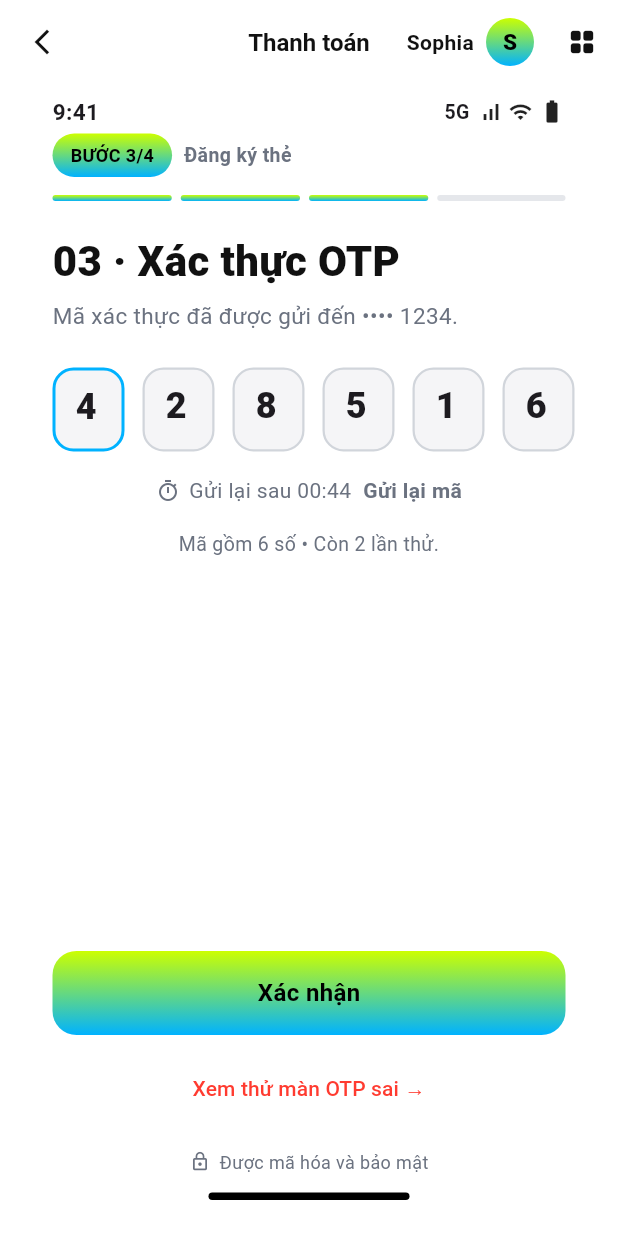
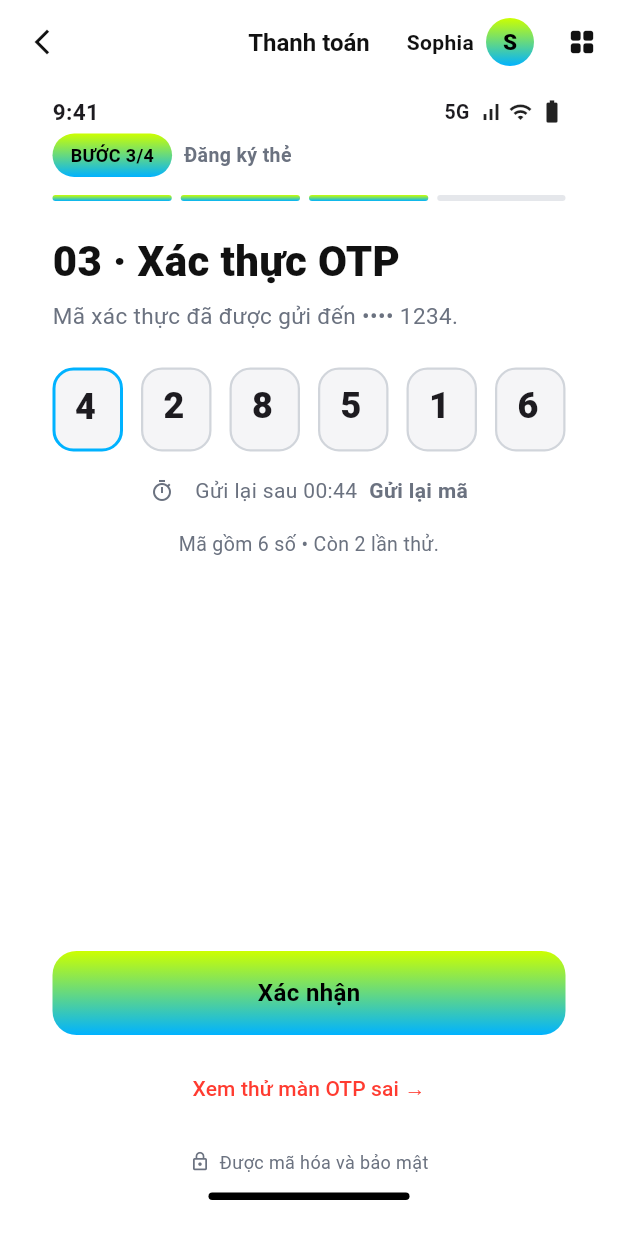
Before and after one commit to Dev-NamNguyen/google_samsung_pay, a Flutter app: the OtpScreen screen opened by its route, on a phone screen of 412 x 824 dp. Run offline on Flutter 3.47's test engine with Material 3 defaults, Android fonts, the phone set to English and light mode, and no system bars; our stand-ins replace flutter_dotenv, shared_preferences; accounts and stored records are empty.

Commit message:
fix: OTP boxes overflow on screens 03 and 09

```diff
--- a/lib/core/widgets/organisms/card_widgets.dart
+++ b/lib/core/widgets/organisms/card_widgets.dart
@@ -384,9 +384,11 @@ class OtpBoxes extends StatelessWidget {
 
   @override
   Widget build(BuildContext context) {
-    return Row(
-      mainAxisAlignment: MainAxisAlignment.center,
-      children: List.generate(6, (i) {
+    // 6 ô cố định 48px + 5 khoảng 12px = 348px, rộng hơn 342px nội dung
+    // của màn 390 (padding 2 bên 24) nên Row bị overflow 6px — và càng
+    // hẹp càng tràn (màn 360 tràn 36px). Cho mỗi ô co giãn bằng Expanded
+    // theo chiều rộng thật: ở 390 ô rộng 47px, vẫn đúng tỉ lệ Figma.
+    final boxes = List<Widget>.generate(6, (i) {
       final isActive = !error && i == activeIndex;
       final border = error
           ? Border.all(color: AppColors.errorRed, width: 2)
@@ -431,18 +433,26 @@ class OtpBoxes extends StatelessWidget {
           },
         );
       }
-        return Container(
-          width: 48,
+      return Expanded(
+        child: Container(
           height: 56,
-          margin: EdgeInsets.only(right: i == 5 ? 0 : 12),
           decoration: BoxDecoration(
             color: error ? AppColors.errorRedPale : AppColors.backgroundAlt,
             borderRadius: BorderRadius.circular(14),
             border: border,
           ),
           child: box,
+        ),
       );
-      }),
+    });
+    return Row(
+      mainAxisAlignment: MainAxisAlignment.center,
+      children: [
+        for (var i = 0; i < boxes.length; i++) ...[
+          if (i > 0) const SizedBox(width: 12),
+          boxes[i],
+        ],
+      ],
     );
   }
 }
--- a/lib/features/auth/presentation/screens/otp.screen.dart
+++ b/lib/features/auth/presentation/screens/otp.screen.dart
@@ -63,19 +63,28 @@ class _OtpScreenState extends State<OtpScreen> {
                 vm.controllers.indexWhere((c) => c.text.isEmpty).clamp(0, 5),
           ),
           const SizedBox(height: AppSpacing.section),
-          Row(
-            mainAxisAlignment: MainAxisAlignment.center,
+          // Hàng đếm ngược + gửi lại: dùng Wrap để màn hẹp thì link
+          // 'Gửi lại mã' rớt xuống dòng dưới thay vì tràn Row.
+          Wrap(
+            alignment: WrapAlignment.center,
+            crossAxisAlignment: WrapCrossAlignment.center,
+            spacing: 8,
+            runSpacing: 4,
             children: [
-              const Icon(Icons.timer_outlined,
-                  size: 16, color: AppColors.greyText),
-              const SizedBox(width: 6),
+              const Row(
+                mainAxisSize: MainAxisSize.min,
+                children: [
+                  Icon(Icons.timer_outlined,
+                      size: 16, color: AppColors.greyText),
+                  SizedBox(width: 6),
+                ],
+              ),
               Text(
                 vm.secondsLeft > 0
                     ? 'Gửi lại sau ${vm.countdown}'
                     : 'Bạn chưa nhận được mã?',
                 style: const TextStyle(color: AppColors.greyText),
               ),
-              const SizedBox(width: 8),
               GestureDetector(
                 onTap: vm.canResend ? () => vm.resend() : null,
                 child: Text(
```
Also changed, not shown: 1 other file. Lines whose indentation alone changed are shown as unchanged.
